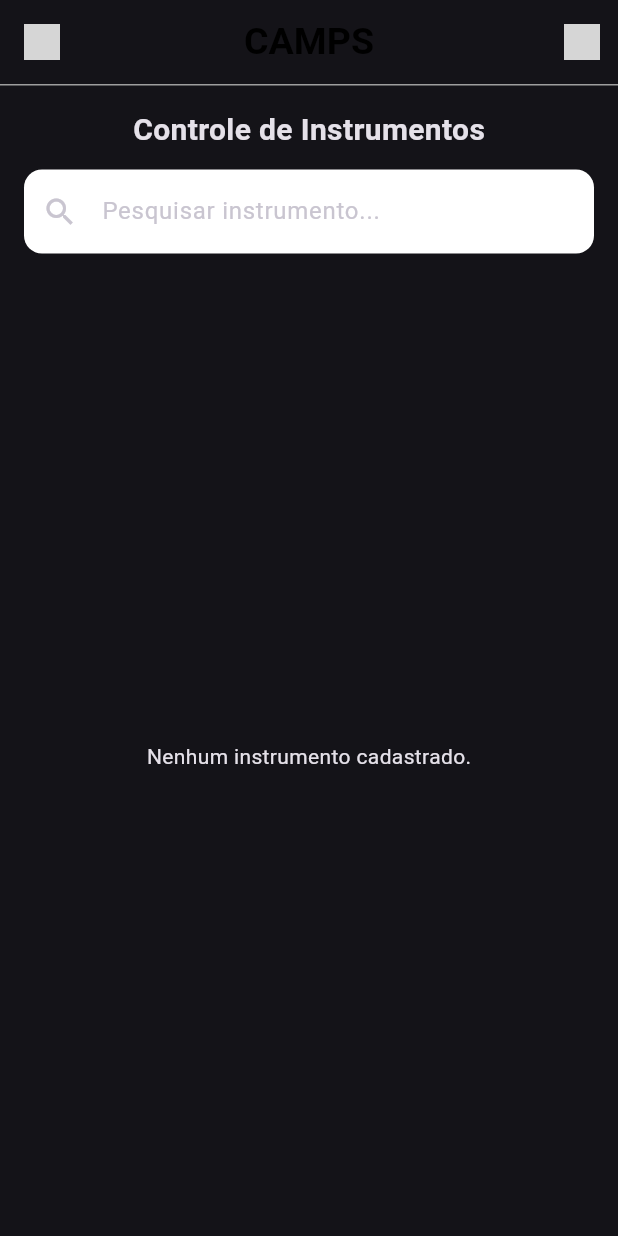
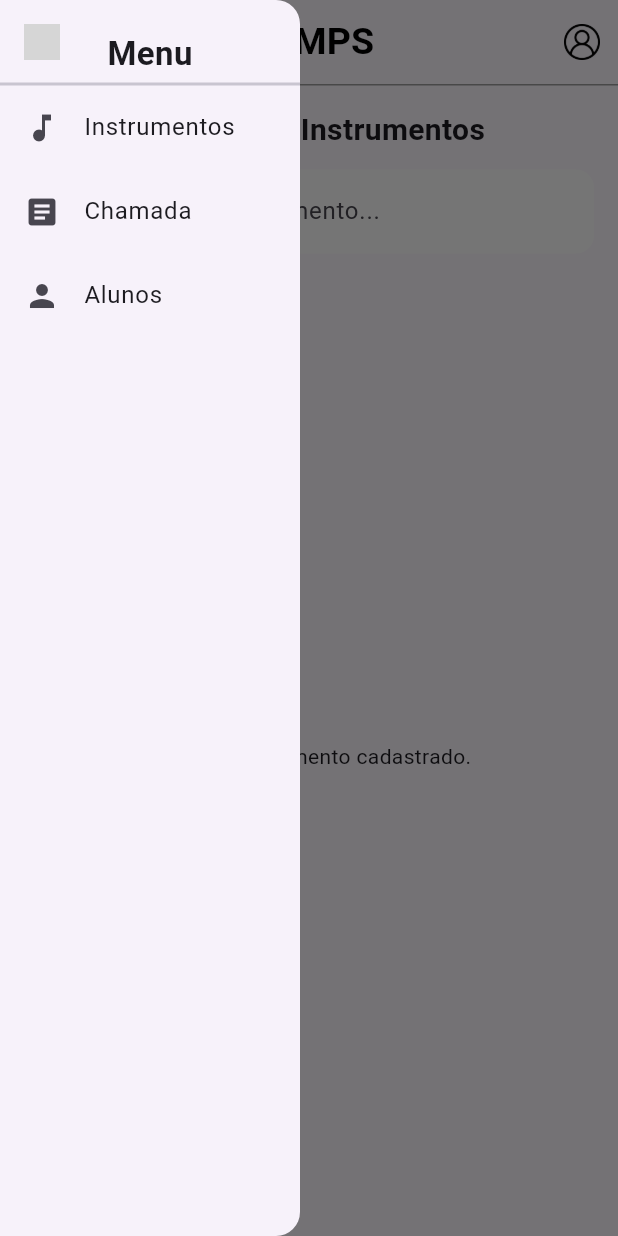
Before and after one commit to campsTIsolutions/controle-instrumentos-app, a Flutter app: the InstrumentosPage screen opened directly, with the side drawer open (before the commit the screen has no drawer), on a phone screen of 412 x 824 dp. Run offline on Flutter 3.47's test engine with Material 3 defaults, Android fonts, the phone set to English and light mode, and no system bars; our stand-ins replace supabase_flutter; accounts and stored records are empty; grey boxes are pictures that could not be loaded.

Commit message:
Feat: Sidebar e menu do usuario

```diff
--- /dev/null
+++ b/lib/features/instrumentos/ui/widgets/app_drawer.dart
@@ -0,0 +1,64 @@
+import 'package:flutter/material.dart';
+import '../../../login/login_page.dart';
+
+class AppDrawer extends StatelessWidget {
+  const AppDrawer({super.key});
+
+  @override
+  Widget build(BuildContext context) {
+    return Drawer(
+      width: 200,
+      child: SafeArea(
+        child: Column(
+          children: [
+            const SizedBox(height: 20),
+            const Text(
+              'Menu',
+              style: TextStyle(
+                fontSize: 22,
+                fontWeight: FontWeight.bold,
+              ),
+            ),
+            const SizedBox(height: 5),
+
+            const Divider(
+              height: 1,
+              thickness: 2,
+            ),
+
+            ListTile(
+              leading: const Icon(Icons.music_note),
+              title: const Text('Instrumentos'),
+              onTap: () {
+                Navigator.pop(context);
+              },
+            ),
+
+            ListTile(
+              leading: const Icon(Icons.article),
+              title: const Text('Chamada'),
+              onTap: () {
+                Navigator.pop(context);
+                Navigator.push(
+                context,
+                MaterialPageRoute(
+                  builder: (context) => const LoginPage(),
+                ),
+              );
+              },
+            ),
+
+            ListTile(
+              leading: const Icon(Icons.person),
+              title: const Text('Alunos'),
+              onTap: () {
+                Navigator.pop(context);
+
+              },
+            ),
+          ],
+        ),
+      ),
+    );
+  }
+}
--- a/lib/main.dart
+++ b/lib/main.dart
@@ -1,6 +1,7 @@
 import 'package:flutter/material.dart';
 import 'package:supabase_flutter/supabase_flutter.dart';
 import 'features/login/login_page.dart';
+import 'features/instrumentos/ui/instrumentos_page.dart';
 
 void main() async {
   // Garante a inicialização dos componentes do Flutter
@@ -27,11 +28,11 @@ class MyApp extends StatelessWidget {
         // Tema configurado para combinar com o seu layout Dark/Roxo
         colorScheme: ColorScheme.fromSeed(
           seedColor: const Color(0xFF4D00FF),
-          brightness: Brightness.dark,
+          brightness: Brightness.light,
         ),
         useMaterial3: true,
       ),
-      home: const LoginPage(),
+      home: const InstrumentosPage(),
     );
   }
 }
--- a/pubspec.yaml
+++ b/pubspec.yaml
@@ -20,7 +20,6 @@ dev_dependencies:
   flutter_lints: ^3.0.0
 
 flutter:
-<<<<<<< HEAD
 
   uses-material-design: true
 
@@ -41,8 +40,3 @@ flutter:
            weight: 600
   # For details regarding fonts from package dependencies,
   # see https://flutter.dev/to/font-from-package
-=======
-  uses-material-design: true
-  # Note que a parte de 'assets' foi removida daqui,
-  # já que você apagou a pasta e a imagem.
->>>>>>> 7e83cb0 (login page, tela de cadastro e conexão com o supabase bem sucedida)
```
Also changed, not shown: lib/features/instrumentos/ui/instrumentos_page.dart (+85 -15 lines), lib/features/instrumentos/ui/widgets/instrumento_card.dart (+7 -1 lines), lib/features/instrumentos/ui/widgets/perfil_drawer.dart (added, +55 -0 lines), lib/features/login/login_page.dart (+7 -0 lines), pubspec.lock.
